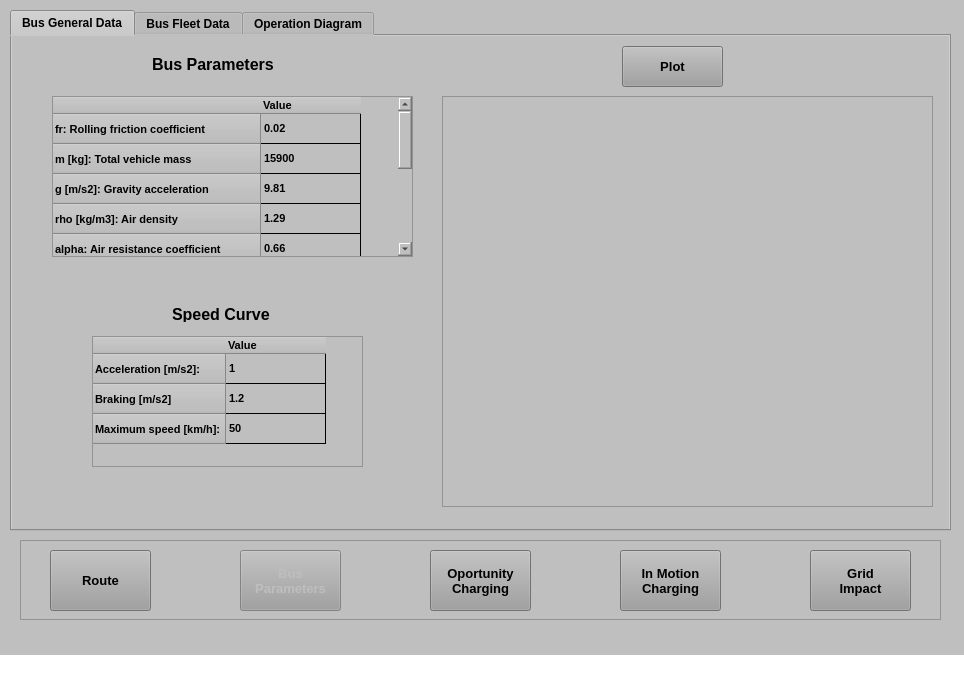
Above: UI/InterfaceBus.ui from Potter-Gryffindor/Proyecto-Final before the change. Below: the same form after it.
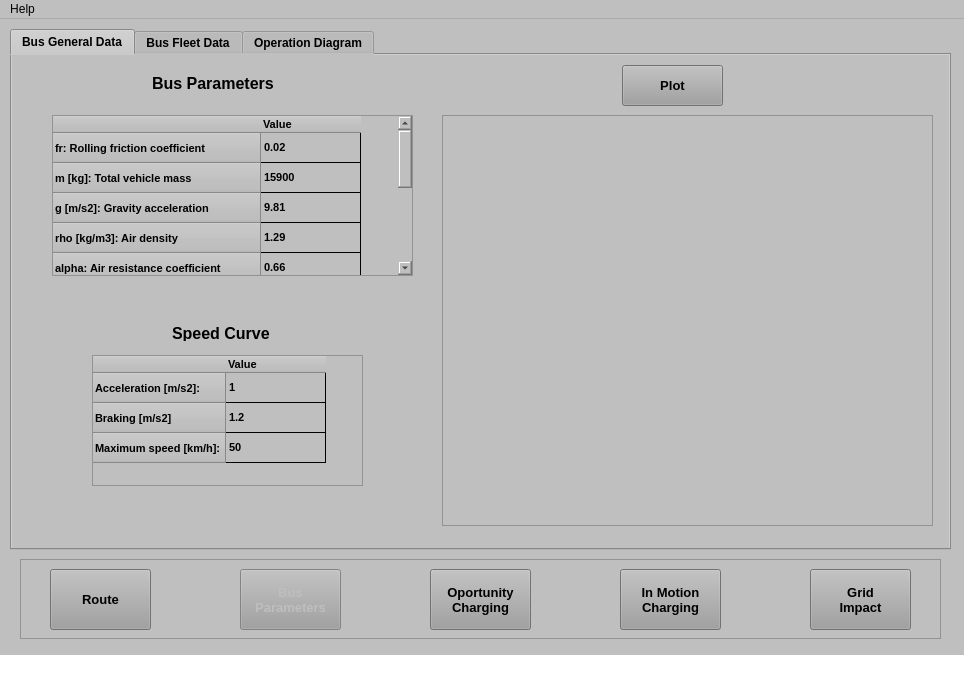
That is the form after the change. The open tabs and pages were chosen to show the change. Icons and pictures are not drawn.

Diff of the .ui file:
```diff
--- a/UI/InterfaceBus.ui
+++ b/UI/InterfaceBus.ui
@@ -2197,6 +2197,14 @@
      <height>26</height>
     </rect>
    </property>
+   <widget class="QMenu" name="menuHelp">
+    <property name="title">
+     <string>Help</string>
+    </property>
+    <addaction name="actionUser_Manual"/>
+    <addaction name="actionAbout"/>
+   </widget>
+   <addaction name="menuHelp"/>
   </widget>
   <widget class="QStatusBar" name="statusbar">
    <property name="font">
```
Left out of the diff: 18 changed lines with no effect on the pictures.
